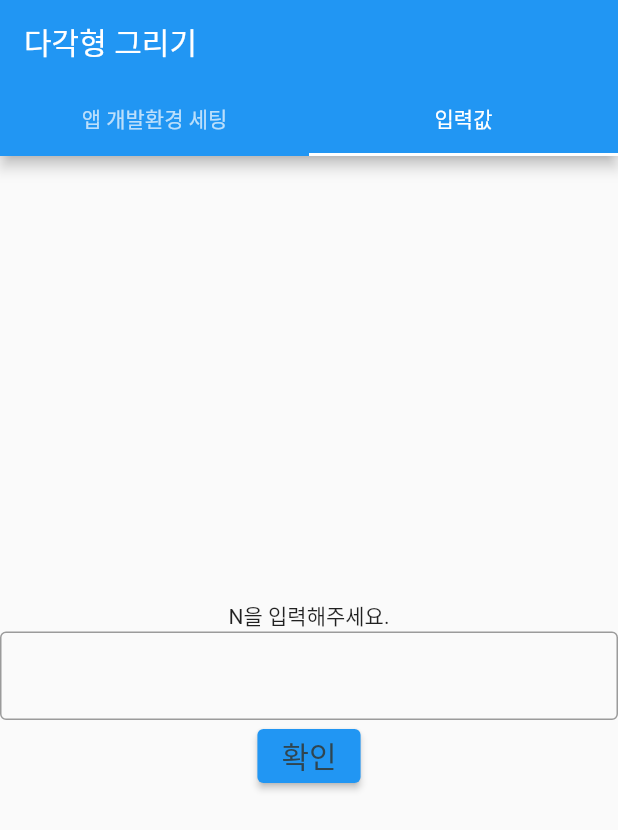
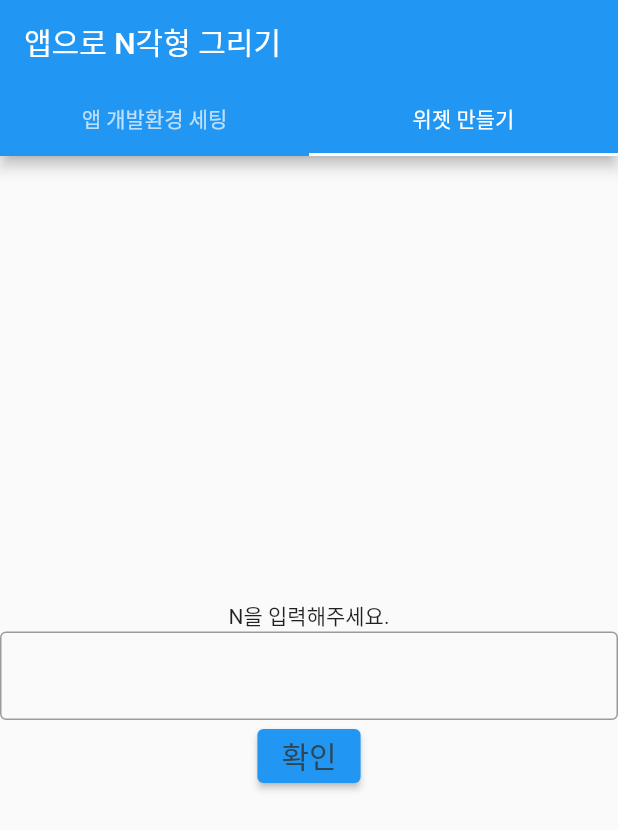
Before and after one commit to lovefreeUnity/homework1, a Flutter app: the screen it shows after launch, tab 2 chosen, after a tap on "확인", on a phone screen of 412 x 824 dp. Shown: the top 830 px of the screen. Run offline on Flutter 3.47's test engine with Material 2 defaults, Android fonts, the phone set to English and light mode, and no system bars.

Commit message:
알림창 띄우기 완료

```diff
--- a/lib/main.dart
+++ b/lib/main.dart
@@ -11,19 +11,19 @@ class MyApp extends StatefulWidget {
 }
 
 class _MyAppState extends State<MyApp> {
-
   @override
   Widget build(BuildContext context) {
     return MaterialApp(
+      debugShowCheckedModeBanner: false,
       home: DefaultTabController(
         length: 2,
         child: Scaffold(
           appBar: AppBar(
-            title: const Text('다각형 그리기'),
+            title: const Text('앱으로 N각형 그리기'),
             bottom: const TabBar(
               tabs: [
                 Tab(text: '앱 개발환경 세팅'),
-                Tab(text: '입력값'),
+                Tab(text: '위젯 만들기'),
               ],
             ),
           ),
@@ -42,8 +42,8 @@ class _MyAppState extends State<MyApp> {
 }
 
 class Input extends StatelessWidget {
+  final mycontroller = TextEditingController();
 
-  final mycontroller = TextEditingController();
   Input({Key? key}) : super(key: key);
 
   @override
@@ -58,13 +58,29 @@ class Input extends StatelessWidget {
       ),
       ElevatedButton(
         onPressed: () {
-          if(3 <= int.parse(mycontroller.text) || int.parse(mycontroller.text) <=100){
+          int num = int.parse(mycontroller.text);
+          if (3 <= num && num <= 100) {
             Navigator.push(
               context,
-              MaterialPageRoute(builder: (context) =>Polygon(number: mycontroller.text)),
+              MaterialPageRoute(
+                  builder: (context) => Polygon(number: mycontroller.text)),
             );
-          }else{
-            print("3부터 100까지 수중에서 골라주세요.");
+          } else {
+            //이곳에 안내창으 띄울생각
+            showDialog(
+                context: context,
+                builder: (BuildContext context) => AlertDialog(
+                      title: const Text('알림'),
+                      content:
+                          const Text('다각형을 그릴 때는 3~100까지의 수 중에서\n하나를 골라 입력 해주세요.'),
+                      actions: [
+                        TextButton(
+                            onPressed: () {
+                              Navigator.pop(context,'Cencel');
+                            },
+                            child: const Text('ok'))
+                      ],
+                    ));
           }
         },
         style: ButtonStyle(
@@ -80,8 +96,9 @@ class Input extends StatelessWidget {
 }
 
 class Polygon extends StatefulWidget {
-  String number='';
-  Polygon({Key? key,required this.number}) : super(key: key);
+  String number = '';
+
+  Polygon({Key? key, required this.number}) : super(key: key);
 
   @override
   State<Polygon> createState() => _PolygonState();
@@ -90,12 +107,16 @@ class Polygon extends StatefulWidget {
 class _PolygonState extends State<Polygon> {
   @override
   Widget build(BuildContext context) {
-    return Center(
-      child: Expanded(
-          child: CustomPaint(
-        painter: PolygonPainter(int.parse(widget.number)),
-      )),
-    );
+    return MaterialApp(
+        debugShowCheckedModeBanner: false,
+        home: Scaffold(
+          body: Center(
+            child: Expanded(
+                child: CustomPaint(
+              painter: PolygonPainter(int.parse(widget.number)),
+            )),
+          ),
+        ));
   }
 }
 
```
